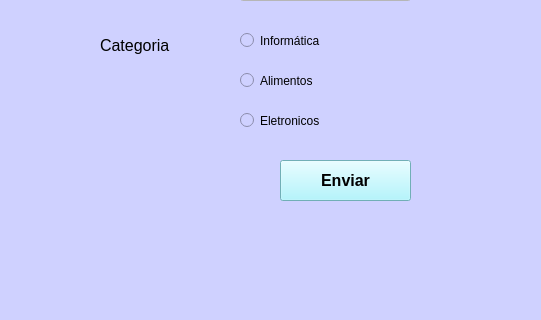
geovanavillafranca/cadastro_de_produtos, file cadastro_produtos.ui: the form before one commit; both pictures show x 0 to 541 and y 280 to 600 of the 541 by 600 pixel window.
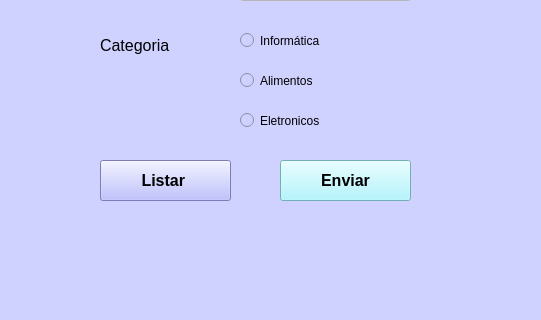
The form after the commit.

Commit message: adicionando novo botao e funcao para levar ate a tela de listagem dos produtos

What changed in the file:
```diff
--- a/cadastro_produtos.ui
+++ b/cadastro_produtos.ui
@@ -208,6 +208,29 @@
      <string>Enviar</string>
     </property>
    </widget>
+   <widget class="QPushButton" name="pushButton_2">
+    <property name="geometry">
+     <rect>
+      <x>100</x>
+      <y>440</y>
+      <width>131</width>
+      <height>41</height>
+     </rect>
+    </property>
+    <property name="font">
+     <font>
+      <pointsize>12</pointsize>
+      <weight>75</weight>
+      <bold>true</bold>
+     </font>
+    </property>
+    <property name="styleSheet">
+     <string notr="true">background-color: rgb(171, 175, 255);</string>
+    </property>
+    <property name="text">
+     <string>Listar </string>
+    </property>
+   </widget>
   </widget>
   <widget class="QMenuBar" name="menubar">
    <property name="geometry">
```
The commit also changes 1 other file.
